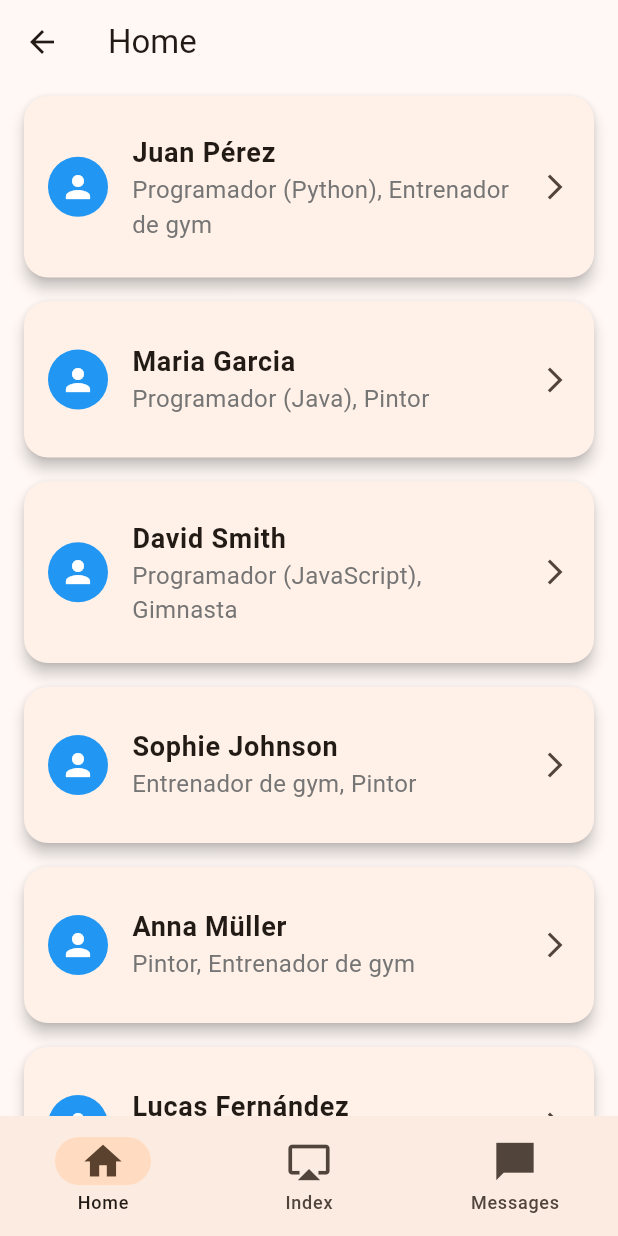
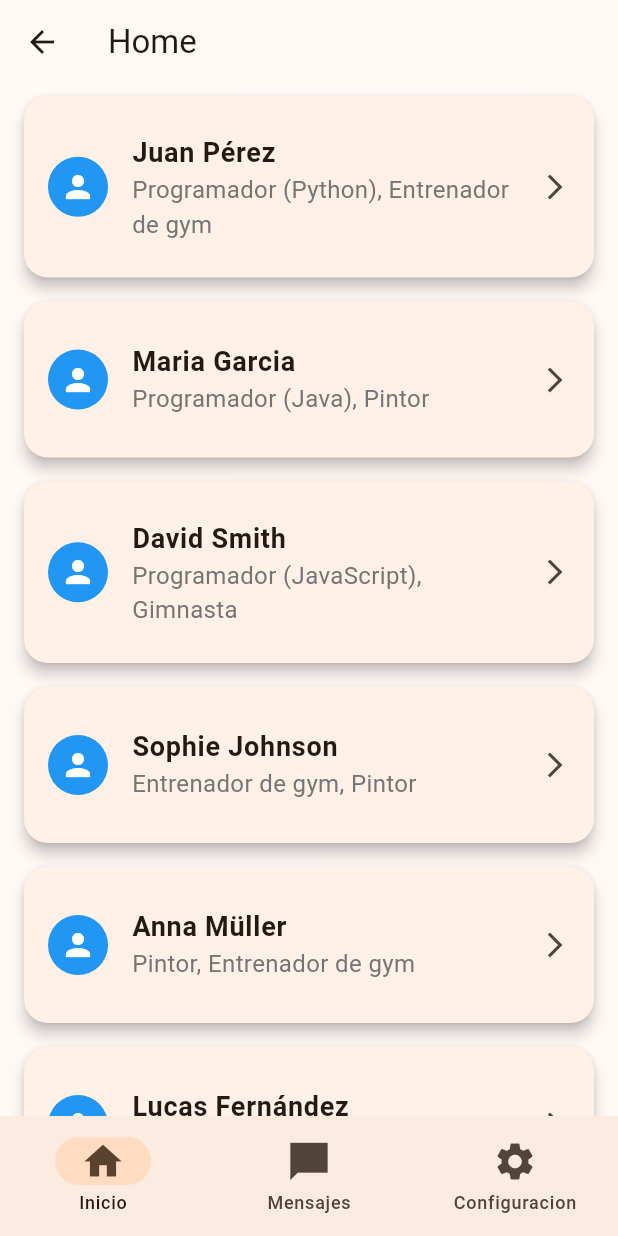
Before and after one commit to AlexGR10/appmov_hab, a Flutter app: the BottomNavigator screen opened by its route, on a phone screen of 412 x 824 dp. Run offline on Flutter 3.47's test engine with Material 3 defaults, Android fonts, the phone set to English and light mode, and no system bars.

Commit message:
Creacion Pagina ConfigUser

```diff
--- a/lib/main.dart
+++ b/lib/main.dart
@@ -28,7 +28,7 @@ class MyApp extends StatelessWidget {
         '/createAccount': (context) => CreateAccountPage(),
         '/bottomNavigator': (context) => const BottomNavigator(),
       },
-      initialRoute: '/login',
+      initialRoute: '/',
     );
   }
 }
@@ -41,7 +41,7 @@ class WelcomePage extends StatefulWidget {
 }
 
 class _WelcomePageState extends State<WelcomePage> {
-  bool _isAnimationEnabled = false;
+  bool _isAnimationEnabled = true;
 
   @override
   void initState() {
--- a/lib/navigation/bottom_navigator.dart
+++ b/lib/navigation/bottom_navigator.dart
@@ -1,10 +1,9 @@
 import 'package:flutter/material.dart';
 import 'package:proyect_example/navigation/home_page.dart';
-import 'package:proyect_example/navigation/index_page.dart';
 import 'package:proyect_example/navigation/messages_page.dart';
+import 'package:proyect_example/navigation/config_user_page.dart';
 
 class BottomNavigator extends StatefulWidget {
-
   const BottomNavigator({super.key});
 
   @override
@@ -25,48 +24,41 @@ class NavBar extends State<BottomNavigator> {
           });
         },
         destinations: const <Widget>[
-
           NavigationDestination(
             icon: Icon(
               Icons.home,
               size: 30.0,
             ),
-            label: 'Home',
-
+            label: 'Inicio',
           ),
-           NavigationDestination(
-            icon: Icon(
-              Icons.airplay,
-              size: 30.0,
-            ),
-            label: 'Index',
-
-          ),
-           NavigationDestination(
+          NavigationDestination(
             icon: Icon(
               Icons.messenger_sharp,
               size: 30.0,
             ),
-            label: 'Messages',
-
+            label: 'Mensajes',
+          ),
+          NavigationDestination(
+            icon: Icon(
+              Icons.settings,
+              size: 30.0,
+            ),
+            label: 'Configuracion',
           )
-
-
-
         ],
       ),
       body: _buildBody(currentPageIndex),
     );
+  }
 
-  }
-    Widget _buildBody(int index) {
+  Widget _buildBody(int index) {
     switch (index) {
       case 0:
         return const HomePage(); // Página de inicio, puedes reemplazar esto con el contenido de la página de inicio
       case 1:
-        return const Index(); // Página adicional, muestra la página OtraPagina
+        return const MessagesPage(); // Página adicional, muestra la página OtraPagina
       default:
-        return const  MessagesPage(); // Por defecto, muestra un contenedor vacío
+        return const ConfigUser(); // Por defecto, muestra un contenedor vacío
     }
   }
 }
--- a/lib/navigation/index_page.dart
+++ /dev/null
@@ -1,14 +0,0 @@
-import 'package:flutter/material.dart';
-
-class Index extends StatelessWidget {
-  const Index({super.key});
-
-  @override
-  Widget build(BuildContext context) {
-    return const Scaffold(
-      body: Center(
-        child: Text('Index'),
-        ),
-      );
-  }
-}
--- a/lib/screens/login_page.dart
+++ b/lib/screens/login_page.dart
@@ -29,7 +29,7 @@ class _LoginPageState extends State<LoginPage> {
           .map((item) => {
                 "usuario": item["usuario"],
                 "password": item["password"],
-                // Aquí puedes agregar más datos del usuario si los necesitas
+                "id": item["id"],
               })
           .toList();
     });
```
Also changed, not shown: assets/users.json (+15 -80 lines), lib/navigation/config_user_page.dart (added, +47 -0 lines).
